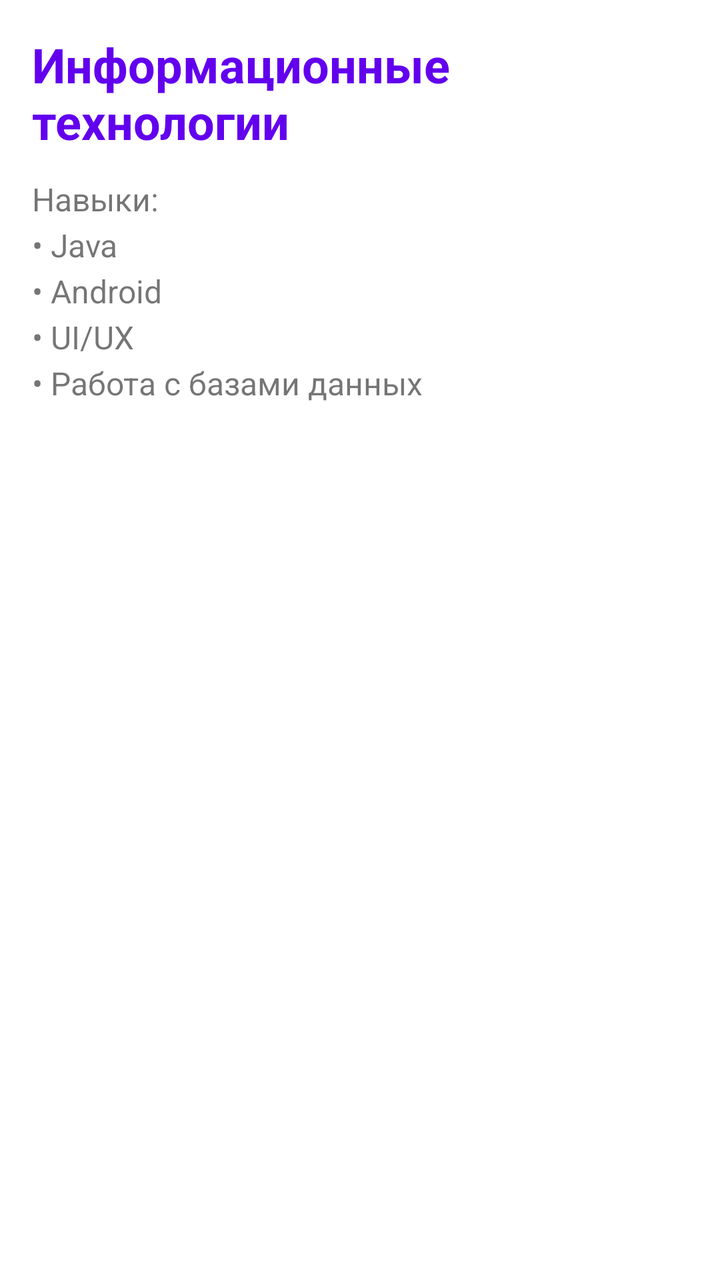
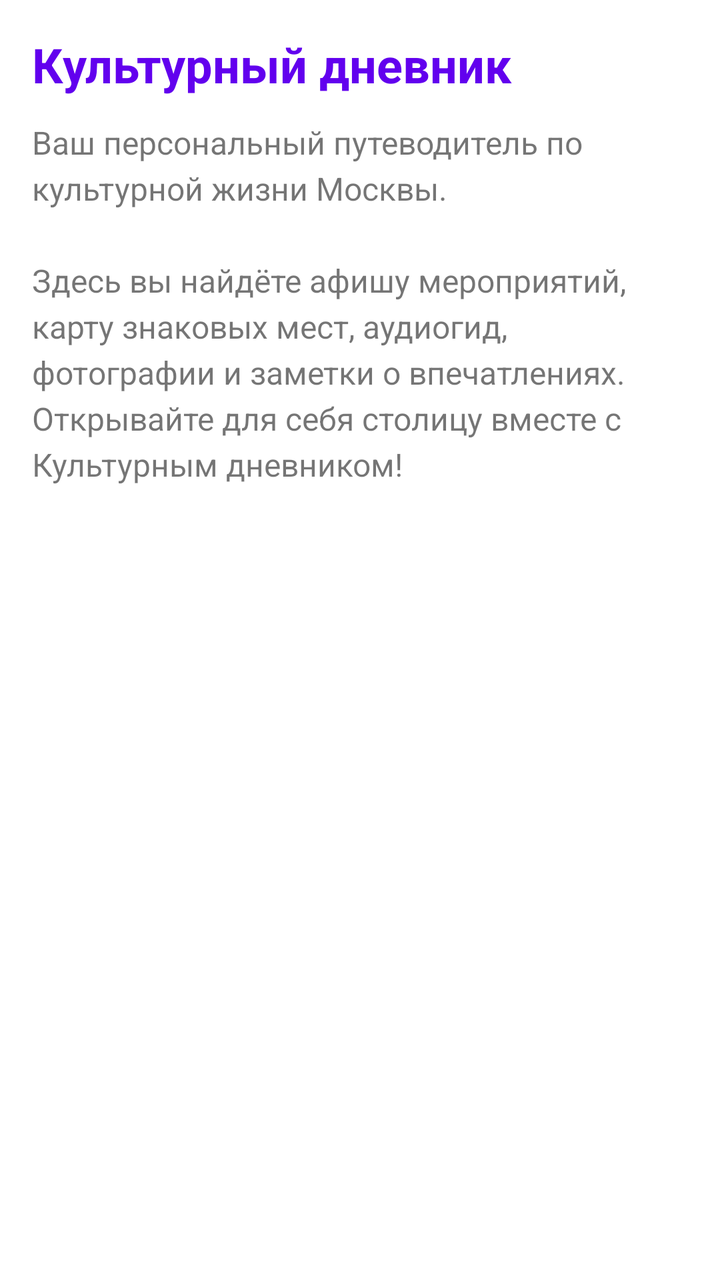

Compare the two renders of this Android layout. The source of the first and the diff that turns it into the second are given below.
<!-- AndroidManifest.xml: application theme Theme.MireaProject -->
<!-- res/layout/fragment_data.xml -->
<?xml version="1.0" encoding="utf-8"?>
<androidx.core.widget.NestedScrollView xmlns:android="http://schemas.android.com/apk/res/android"
    android:layout_width="match_parent"
    android:layout_height="match_parent"
    android:padding="16dp">

    <LinearLayout
        android:layout_width="match_parent"
        android:layout_height="wrap_content"
        android:orientation="vertical">

        <TextView
            android:layout_width="match_parent"
            android:layout_height="wrap_content"
            android:text="Информационные технологии"
            android:textSize="24sp"
            android:textStyle="bold"
            android:textColor="?attr/colorPrimary"
            android:paddingBottom="12dp"/>

        <TextView
            android:layout_width="match_parent"
            android:layout_height="wrap_content"
            android:text="Навыки:\n• Java\n• Android\n• UI/UX\n• Работа с базами данных"
            android:textSize="16sp"
            android:lineSpacingExtra="4dp"/>

    </LinearLayout>

</androidx.core.widget.NestedScrollView>
<!-- resources referenced by this layout -->
<resources>
  <style name="Theme.MireaProject" parent="Theme.MaterialComponents.DayNight.DarkActionBar">
          
          <item name="colorPrimary">@color/purple_500</item>
          <item name="colorPrimaryVariant">@color/purple_700</item>
          <item name="colorOnPrimary">@color/white</item>
          
          <item name="colorSecondary">@color/teal_200</item>
          <item name="colorSecondaryVariant">@color/teal_700</item>
          <item name="colorOnSecondary">@color/black</item>
          
          <item name="android:statusBarColor">?attr/colorPrimaryVariant</item>
          
      </style>
  <color name="purple_500">#FF6200EE</color>
  <color name="purple_700">#FF3700B3</color>
  <color name="white">#FFFFFFFF</color>
  <color name="teal_200">#FF03DAC5</color>
  <color name="teal_700">#FF018786</color>
  <color name="black">#FF000000</color>
</resources>

<!-- the commit's change to res/layout/fragment_data.xml (unified diff, before → after) -->
@@ -12,7 +12,7 @@
         <TextView
             android:layout_width="match_parent"
             android:layout_height="wrap_content"
-            android:text="Информационные технологии"
+            android:text="Культурный дневник"
             android:textSize="24sp"
             android:textStyle="bold"
             android:textColor="?attr/colorPrimary"
@@ -21,7 +21,7 @@
         <TextView
             android:layout_width="match_parent"
             android:layout_height="wrap_content"
-            android:text="Навыки:\n• Java\n• Android\n• UI/UX\n• Работа с базами данных"
+            android:text="Ваш персональный путеводитель по культурной жизни Москвы.\n\nЗдесь вы найдёте афишу мероприятий, карту знаковых мест, аудиогид, фотографии и заметки о впечатлениях. Открывайте для себя столицу вместе с Культурным дневником!"
             android:textSize="16sp"
             android:lineSpacingExtra="4dp"/>
 
